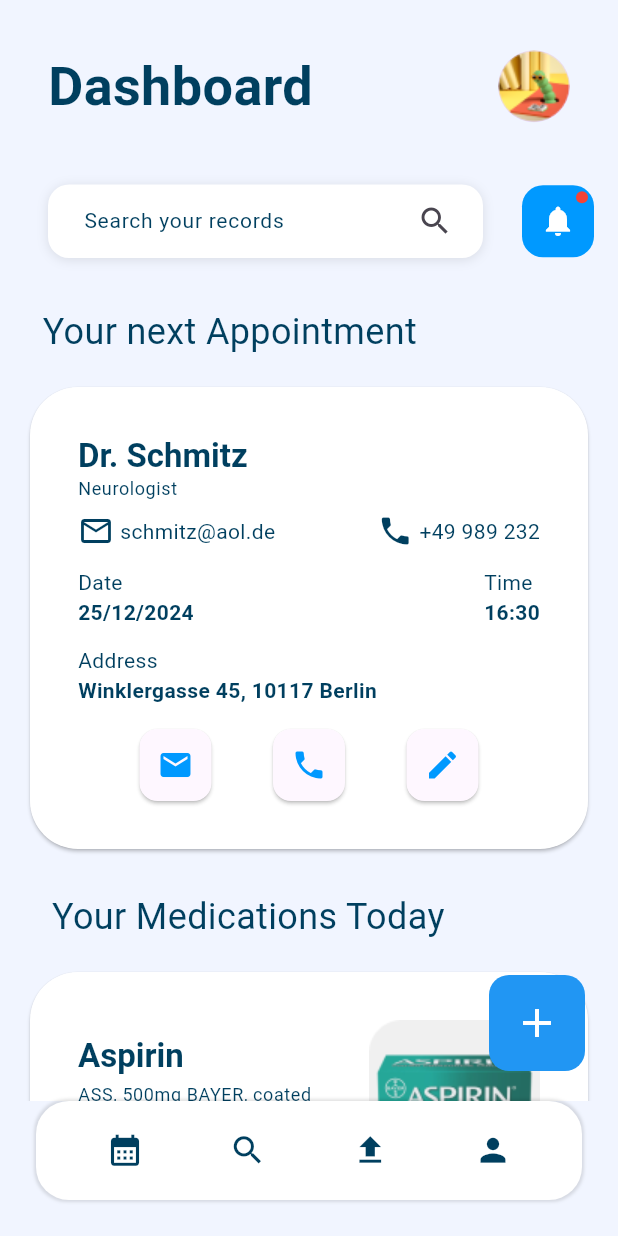
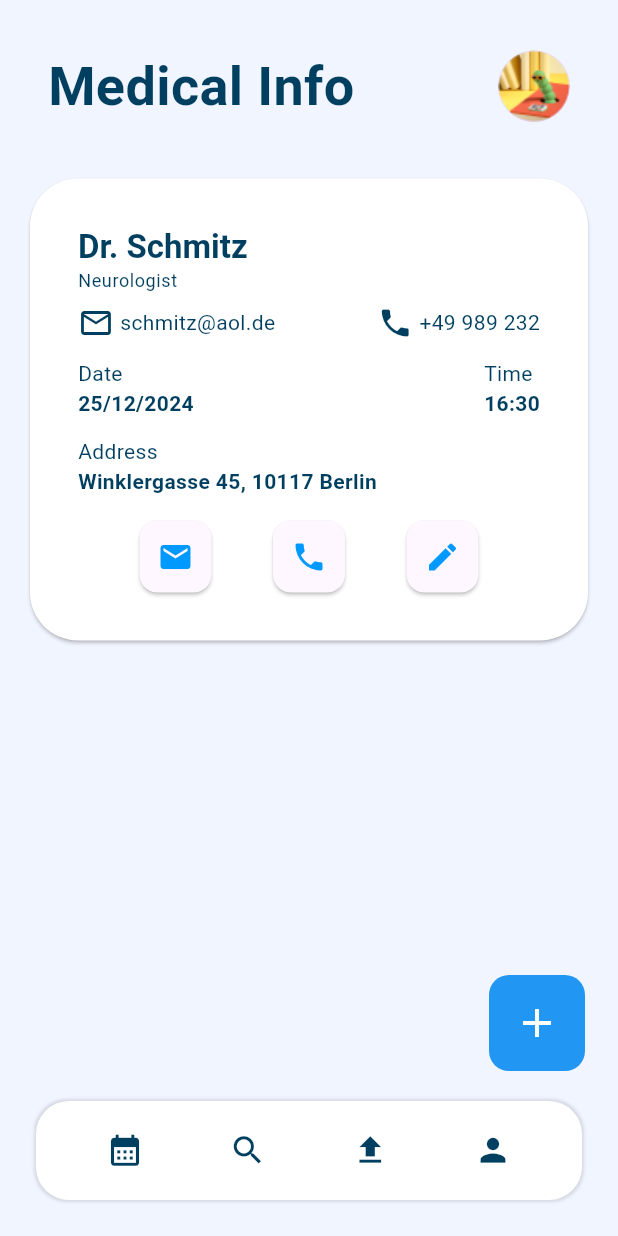
Before and after one commit to cristianvitor01/health_monitor, a Flutter app: the screen it shows after launch, on a phone screen of 412 x 824 dp. Run offline on Flutter 3.47's test engine with Material 3 defaults, Android fonts, the phone set to English and light mode, and no system bars; Roboto replaces fonts that are missing (Poppins).

Commit message:
Refatorado widget estrutura. Modificado dashboard_head. Criado tela de Medical Info

```diff
--- a/lib/main.dart
+++ b/lib/main.dart
@@ -1,5 +1,6 @@
 import 'package:flutter/material.dart';
-import 'screens/dashboard/dashboard_page.dart';
+// import 'screens/dashboard/dashboard_page.dart';
+import 'screens/medical_info/medical_info_page.dart';
 
 void main() {
   runApp(const MainApp());
@@ -12,8 +13,8 @@ class MainApp extends StatelessWidget {
   Widget build(BuildContext context) {
     return const MaterialApp(
       debugShowCheckedModeBanner: false,
-      title: 'Health Monitor',
-      home: DashboardPage(), // Chamando a DashboardPage
+      // title: 'Health Monitor',
+      home: MedicalInfoPage(), // Chamando a DashboardPage
     );
   }
 }
--- a/lib/screens/dashboard/dashboard_page.dart
+++ b/lib/screens/dashboard/dashboard_page.dart
@@ -1,11 +1,11 @@
 import 'package:flutter/material.dart';
 import '../../utils/app_colors.dart';
-import 'widgets/dashboard_head.dart';
-import 'widgets/search_box.dart';
-import 'widgets/appointment_card.dart';
-import 'widgets/medication_card.dart';
-import 'widgets/bottom_nav_bar.dart';
-import 'widgets/popup_menu_buttom.dart';
+import '../widgets/dashboard_head.dart';
+import '../widgets/search_box.dart';
+import '../widgets/appointment_card.dart';
+import '../widgets/medication_card.dart';
+import '../widgets/bottom_nav_bar.dart';
+import '../widgets/popup_menu_buttom.dart';
 
 class DashboardPage extends StatelessWidget {
   const DashboardPage({super.key});
@@ -20,7 +20,7 @@ class DashboardPage extends StatelessWidget {
             // Para permitir rolagem
             padding: const EdgeInsets.all(16.0),
             children: [
-              const DashboardHeader(), // Cabeçalho no topo
+              const DashboardHeader(title: 'Dashboard',), // Cabeçalho no topo
               const SizedBox(height: 16.0), // Espaço entre widgets
               Row(
                 children: [
--- /dev/null
+++ b/lib/screens/medical_info/medical_info_page.dart
@@ -0,0 +1,46 @@
+import 'package:flutter/material.dart';
+import 'package:health_monitor/utils/app_colors.dart';
+import '../widgets/dashboard_head.dart';
+import '../widgets/appointment_card.dart';
+import '../widgets/popup_menu_buttom.dart';
+import '../widgets/bottom_nav_bar.dart';
+
+class MedicalInfoPage extends StatelessWidget {
+  const MedicalInfoPage({super.key});
+
+  @override
+  Widget build(BuildContext context) {
+    return Scaffold(
+      backgroundColor: UIColor.backgroundColor,
+      body: Stack(
+        children: [
+          ListView(
+            // Para permitir rolagem
+            padding: const EdgeInsets.all(16.0),
+            children: const [
+              DashboardHeader(title: 'Medical Info',), // Cabeçalho no topo
+              SizedBox(height: 16.0), // Espaço entre widgets
+              // const SizedBox(height: 24.0),
+              // CRIAR NOVO WIDGET DE INFORMAÇÕES MEDICAS ...............................................
+              AppointmentCard( // appointment_card
+                doctorName: 'Dr. Schmitz',
+                doctorSpecialty: 'Neurologist',
+                email: 'schmitz@aol.de',
+                phone: '+49 989 232',
+                date: '25/12/2024',
+                time: '16:30',
+                address: 'Winklergasse 45, 10117 Berlin',
+              ),
+            ],
+          ),
+          const Positioned(
+            bottom: 20.0,
+            right: 22.0,
+            child: PopupMenuButtonWidget(), // Adicionando o PopupMenuButtonWidget
+          ),
+        ],
+      ),
+      bottomNavigationBar: BottomNavBar(), // Barra de navegação fixa
+    );
+  }
+}
--- a/lib/screens/dashboard/widgets/appointment_card.dart
+++ b/lib/screens/widgets/appointment_card.dart
@@ -1,5 +1,5 @@
 import 'package:flutter/material.dart';
-import '../../../utils/app_colors.dart';
+import '../../utils/app_colors.dart';
 
 class AppointmentCard extends StatelessWidget {
   final String doctorName;
--- a/lib/screens/dashboard/widgets/dashboard_head.dart
+++ b/lib/screens/widgets/dashboard_head.dart
@@ -1,20 +1,22 @@
 import 'package:flutter/material.dart';
-import '../../../utils/app_colors.dart';
+import '../../utils/app_colors.dart';
 
 class DashboardHeader extends StatelessWidget {
-  const DashboardHeader({super.key});
+  final String title;
+
+  const DashboardHeader({super.key, required this.title});
 
   @override
   Widget build(BuildContext context) {
-    return const SafeArea( // Garante que o conteúdo não fique sobre a barra de status
+    return SafeArea( // Garante que o conteúdo não fique sobre a barra de status
       child: Padding(
-        padding: EdgeInsets.symmetric(horizontal: 16.0, vertical: 16.0),
+        padding: const EdgeInsets.symmetric(horizontal: 16.0, vertical: 16.0),
         child: Row(
           mainAxisAlignment: MainAxisAlignment.spaceBetween,
           children: [
             Text(
-              'Dashboard',
-              style: TextStyle(
+              title,
+              style: const TextStyle(
                 fontFamily: 'Poppins',
                 fontSize: 36.0,
                 fontWeight: FontWeight.bold,
@@ -22,7 +24,7 @@ class DashboardHeader extends StatelessWidget {
               ),
             ),
             // Avatar user
-             CircleAvatar(
+             const CircleAvatar(
               radius: 24.0,
               backgroundImage: AssetImage('assets/images/user_avatar.png'),
             ),
--- a/lib/screens/dashboard/widgets/medication_card.dart
+++ b/lib/screens/widgets/medication_card.dart
@@ -1,5 +1,5 @@
 import 'package:flutter/material.dart';
-import '../../../utils/app_colors.dart';
+import '../../utils/app_colors.dart';
 
 class MedicationCard extends StatelessWidget {
   final String medicationName;
--- a/lib/screens/dashboard/widgets/search_box.dart
+++ b/lib/screens/widgets/search_box.dart
@@ -1,5 +1,5 @@
 import 'package:flutter/material.dart';
-import '../../../utils/app_colors.dart';
+import '../../utils/app_colors.dart';
 
 
 class SearchBox extends StatelessWidget {
```
Also changed, not shown: lib/screens/widgets/bottom_nav_bar.dart (renamed from lib/screens/dashboard/widgets/bottom_nav_bar.dart), lib/screens/widgets/popup_menu_buttom.dart (renamed from lib/screens/dashboard/widgets/popup_menu_buttom.dart).
